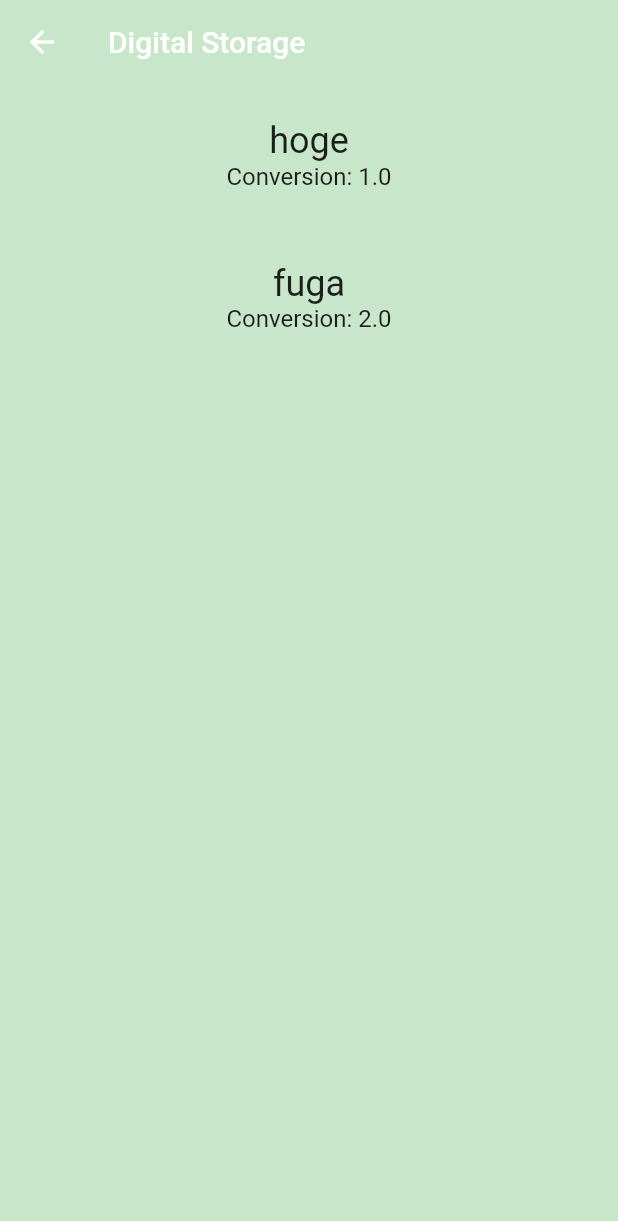
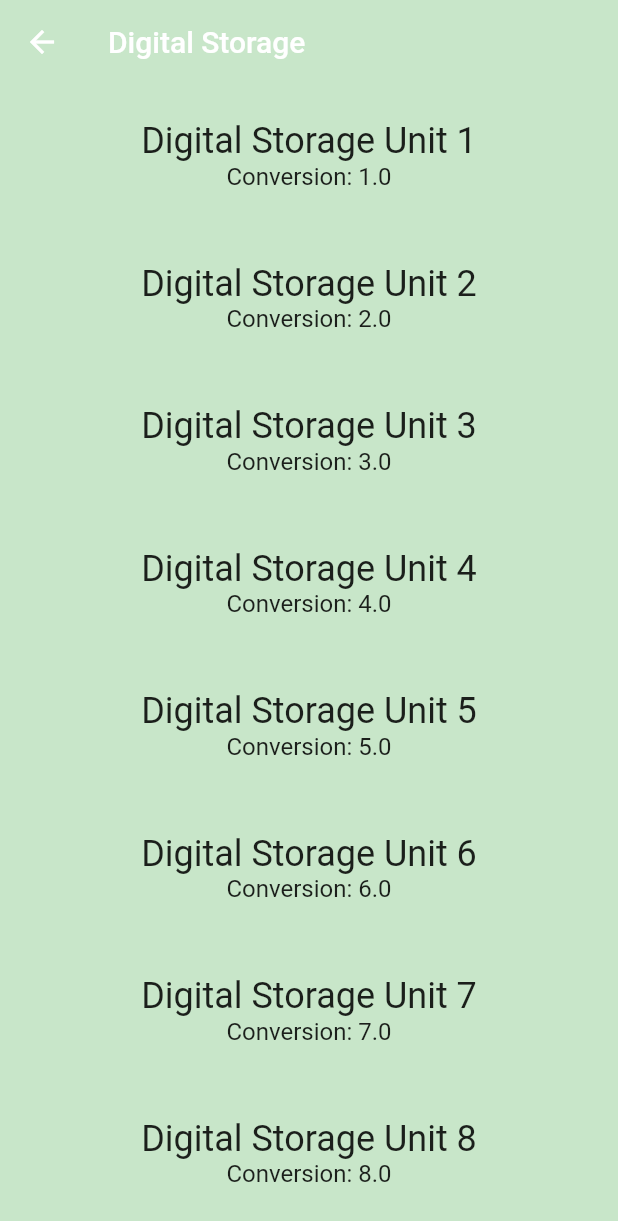
Before and after one commit to masarufuruya/flutter_tutorial, a Flutter app: the screen it shows after launch, after a tap on "Digital Storage", on a phone screen of 412 x 824 dp. Shown: the top 1221 px of the screen. Run offline on Flutter 3.47's test engine with Material 2 defaults, Android fonts, the phone set to English and light mode, and no system bars.

Commit message:
Fix to add units to params

```diff
--- a/lib/category.dart
+++ b/lib/category.dart
@@ -1,5 +1,12 @@
 import 'package:flutter/material.dart';
 import 'unit.dart';
+
+class CoverArguments {
+  final String categoryName;
+  final List<Unit> units;
+
+  CoverArguments(this.categoryName, this.units);
+}
 
 class Category extends StatelessWidget {
   final IconData icon;
@@ -16,7 +23,8 @@ class Category extends StatelessWidget {
       @required this.units});
 
   void _navigateToConverter(BuildContext context, String categoryName) {
-    Navigator.of(context).pushNamed('/cover', arguments: categoryName);
+    Navigator.of(context)
+        .pushNamed('/cover', arguments: CoverArguments(categoryName, units));
   }
 
   @override
--- a/lib/category_route.dart
+++ b/lib/category_route.dart
@@ -1,5 +1,6 @@
 import 'package:flutter/material.dart';
 import 'category.dart';
+import 'unit.dart';
 
 class CategoryRoute extends StatelessWidget {
   const CategoryRoute();
@@ -26,16 +27,26 @@ class CategoryRoute extends StatelessWidget {
     Colors.red,
   ];
 
+  List<Unit> _retrieveUnitList(String categoryName) {
+    return List.generate(10, (int i) {
+      i += 1;
+      return Unit(
+        name: '$categoryName Unit $i',
+        conversion: i.toDouble(),
+      );
+    });
+  }
+
   List<Widget> buildCategoryList() {
     List<Widget> list = [];
     _categoryNames.asMap().forEach((index, categoryName) {
       list.add(Center(
           child: Category(
-        icon: Icons.cake,
-        color: Colors.black,
-        activeBackgroundColor: _baseColors[index],
-        text: categoryName,
-      )));
+              icon: Icons.cake,
+              color: Colors.black,
+              activeBackgroundColor: _baseColors[index],
+              text: categoryName,
+              units: _retrieveUnitList(categoryName))));
     });
     return list;
   }
--- a/lib/converter_route.dart
+++ b/lib/converter_route.dart
@@ -1,6 +1,7 @@
 import 'package:flutter/material.dart';
 import 'package:meta/meta.dart';
 import 'unit.dart';
+import 'category.dart';
 
 class ConverterAppBar extends StatelessWidget {
   final String title;
@@ -14,15 +15,16 @@ class ConverterAppBar extends StatelessWidget {
 }
 
 class ConverterRoute extends StatelessWidget {
-  final List<Unit> units;
-
-  const ConverterRoute({
-    @required this.units,
-  }) : assert(units != null);
-
   @override
   Widget build(BuildContext context) {
-    final unitWidgets = units.map((Unit unit) {
+    final CoverArguments args = ModalRoute.of(context).settings.arguments;
+
+    final appBar = AppBar(
+        backgroundColor: Colors.green[100],
+        elevation: 0,
+        title: Text(args.categoryName));
+
+    final unitWidgets = args.units.map((Unit unit) {
       return Container(
         margin: EdgeInsets.all(8.0),
         padding: EdgeInsets.all(16.0),
@@ -41,11 +43,6 @@ class ConverterRoute extends StatelessWidget {
       );
     }).toList();
 
-    final appBar = AppBar(
-        backgroundColor: Colors.green[100],
-        elevation: 0,
-        title: Text(ModalRoute.of(context).settings.arguments));
-
     return Scaffold(
         appBar: appBar,
         backgroundColor: Colors.green[100],
--- a/lib/main.dart
+++ b/lib/main.dart
@@ -14,12 +14,7 @@ class UnitConverterApp extends StatelessWidget {
       initialRoute: '/',
       routes: <String, WidgetBuilder>{
         '/': (BuildContext context) => CategoryRoute(),
-        '/cover': (BuildContext context) => ConverterRoute(
-              units: [
-                Unit(name: 'hoge', conversion: 1),
-                Unit(name: 'fuga', conversion: 2)
-              ],
-            )
+        '/cover': (BuildContext context) => ConverterRoute()
       },
       debugShowCheckedModeBanner: false,
       title: 'Unit Converter',
```
